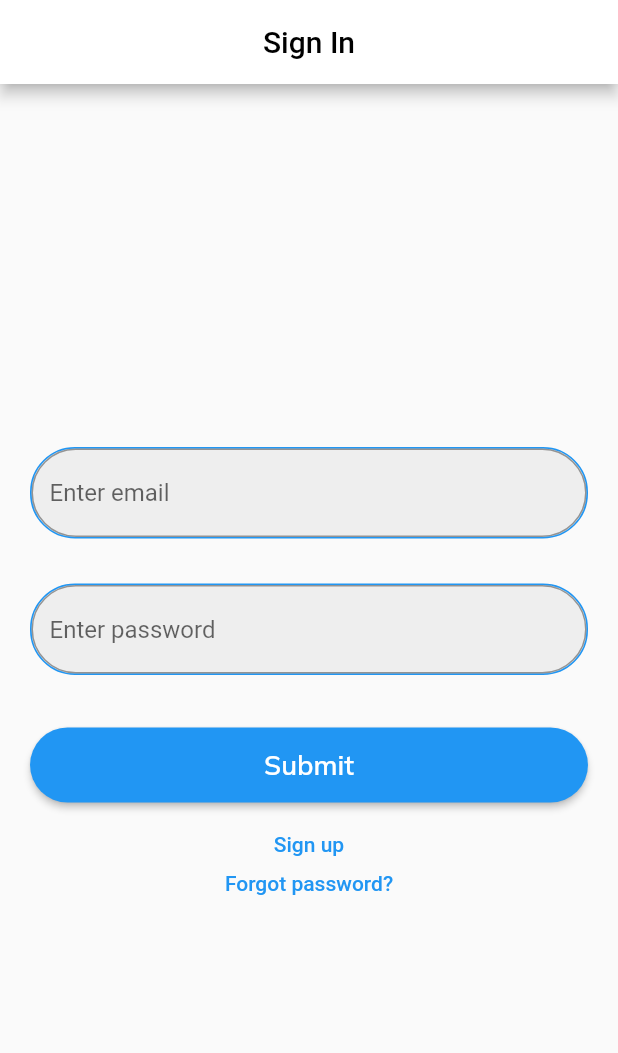
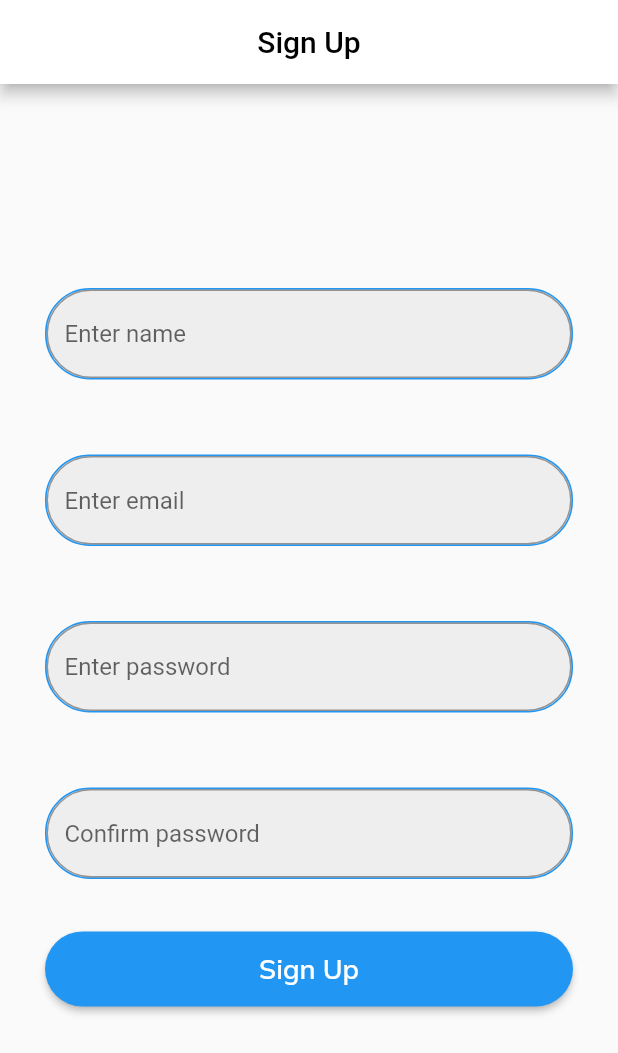
Before and after one commit to TimSimms84/holbertonschool-twitter_clone, a Flutter app: the screen it shows after launch, after a tap on "Sign up", on a phone screen of 412 x 824 dp. Shown: the top 1053 px of the screen. Run offline on Flutter 3.47's test engine with Material 2 defaults, Android fonts, the phone set to English and light mode, and no system bars; our stand-ins replace google_fonts.

Commit message:
signup screen

```diff
--- a/twitter/lib/screens/signin_screen.dart
+++ b/twitter/lib/screens/signin_screen.dart
@@ -3,6 +3,7 @@
 import 'package:flutter/material.dart';
 import 'package:twitter/widgets/flat_button.dart';
 import 'package:twitter/widgets/entry_field.dart';
+import 'package:twitter/screens/signup_screen.dart';
 
 class SignIn extends StatefulWidget {
   const SignIn({Key? key}) : super(key: key);
@@ -50,10 +51,10 @@ class SignInState extends State<SignIn> {
                 const SizedBox(height: 20),
                 GestureDetector(
                   onTap: () {
-                    // Navigator.push(
-                      // context,
-                      // MaterialPageRoute(builder: (context) => SignUp()),
-                    // );
+                    Navigator.push(
+                      context,
+                      MaterialPageRoute(builder: (context) => const SignUp()),
+                    );
                   },
                   child: Text('Sign up',
                       style: Theme.of(context).textTheme.bodyLarge!.copyWith(
--- /dev/null
+++ b/twitter/lib/screens/signup_screen.dart
@@ -0,0 +1,87 @@
+import 'package:flutter/material.dart';
+import 'package:twitter/widgets/flat_button.dart';
+import 'package:twitter/widgets/entry_field.dart';
+
+class SignUp extends StatefulWidget {
+  const SignUp({Key? key}) : super(key: key);
+
+  @override
+  State<SignUp> createState() => SignUpState();
+}
+
+class SignUpState extends State<SignUp> {
+  final TextEditingController _nameController = TextEditingController();
+  final TextEditingController _emailController = TextEditingController();
+  final TextEditingController _passwordController = TextEditingController();
+  final TextEditingController _confirmController = TextEditingController();
+  final GlobalKey<FormState> _formKey = GlobalKey<FormState>();
+
+  @override
+  void dispose() {
+    _nameController.dispose();
+    _emailController.dispose();
+    _passwordController.dispose();
+    _confirmController.dispose();
+    super.dispose();
+  }
+
+  @override
+  Widget build(BuildContext context) {
+    final screenHeight = MediaQuery.of(context).size.height;
+    return Scaffold(
+      appBar: AppBar(
+        centerTitle: true,
+        backgroundColor: Colors.white,
+        title: const Text('Sign Up', style: TextStyle(color: Colors.black)),
+      ),
+      body: SingleChildScrollView(
+        child: Container(
+          height: screenHeight - 88,
+          padding: const EdgeInsets.symmetric(horizontal: 30),
+          child: Form(
+            key: _formKey,
+            child: Column(
+              mainAxisAlignment: MainAxisAlignment.center,
+              children: [
+                CustomEntryField(
+                  hint: 'Enter name',
+                  controller: _nameController,
+                ),
+                const SizedBox(height: 20),
+                CustomEntryField(
+                  hint: 'Enter email',
+                  controller: _emailController,
+                ),
+                const SizedBox(height: 20),
+                CustomEntryField(
+                  hint: 'Enter password',
+                  controller: _passwordController,
+                  isPassword: true,
+                ),
+                const SizedBox(height: 20),
+                CustomEntryField(
+                  hint: 'Confirm password',
+                  controller: _confirmController,
+                  isPassword: true,
+                ),
+                const SizedBox(height: 20),
+                CustomFlatButton(
+                  label: 'Sign Up',
+                  onPressed: () {},
+                ),
+              ],
+            ),
+          ),
+        ),
+      ),
+    );
+  }
+}
+
+void main() {
+  runApp(
+    const MaterialApp(
+      home: SignUp(),
+    ),
+  );
+}
```
